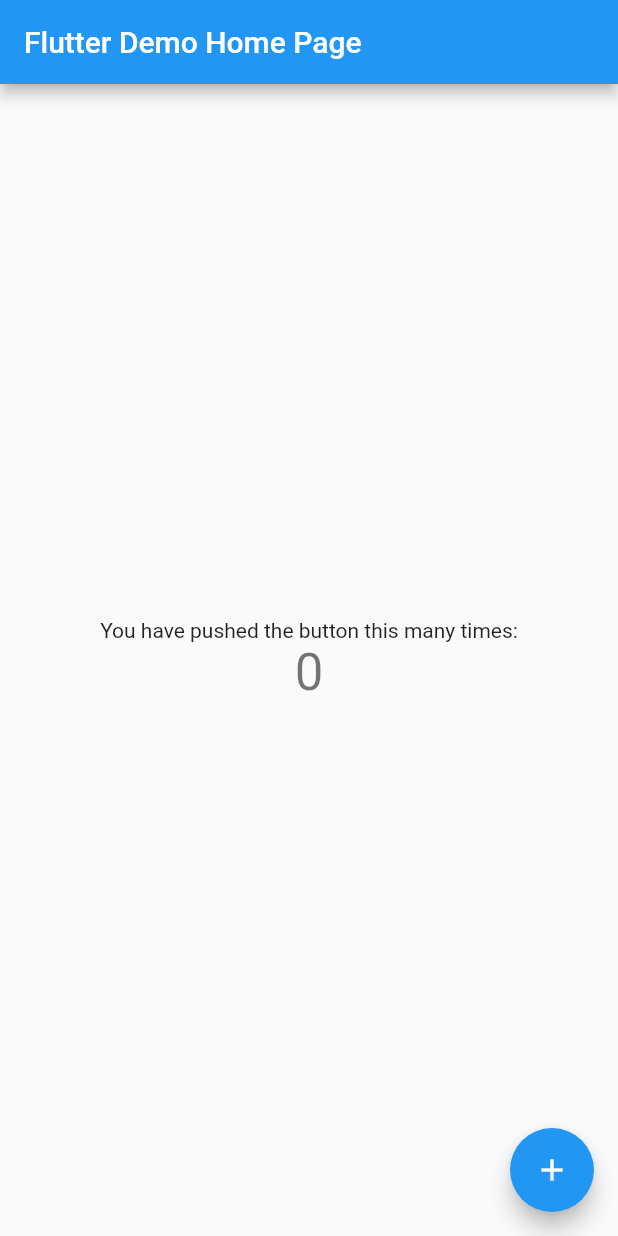
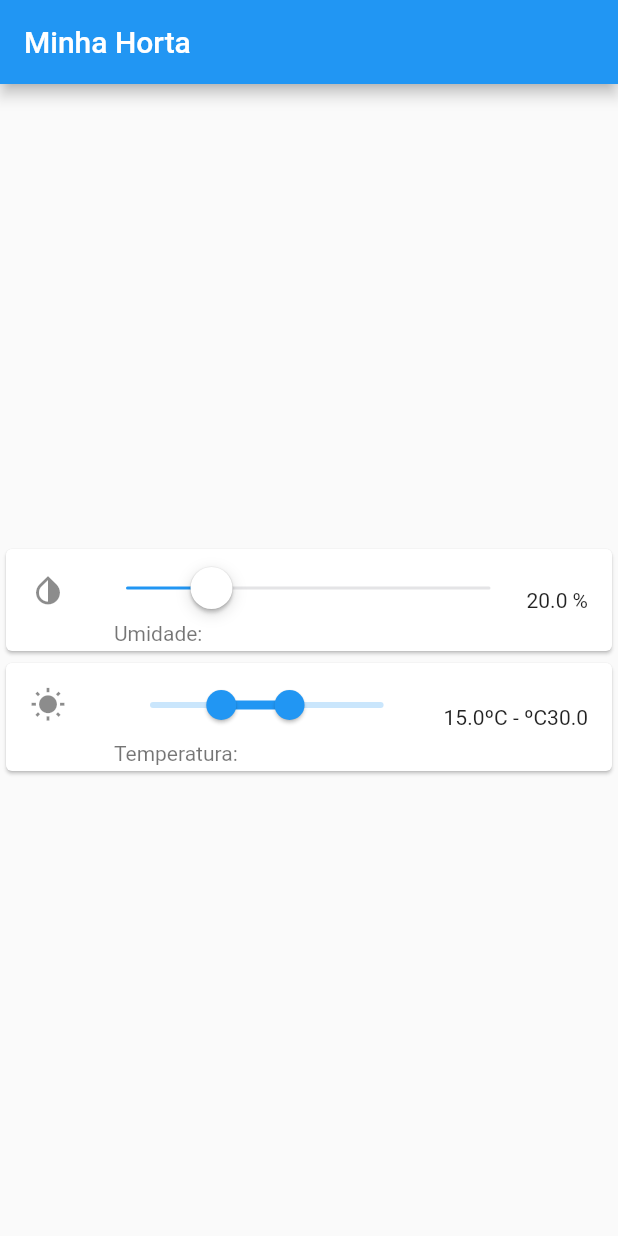
Before and after one commit to Brenolr/Minha_horta__PCS-3734, a Flutter app: the screen it shows after launch, on a phone screen of 412 x 824 dp. Run offline on Flutter 3.47's test engine with Material 2 defaults, Android fonts, the phone set to English and light mode, and no system bars.

Commit message:
Verção inicial do Arduino, Verção inicial e emulador do ESP8266

```diff
--- a/App/app_planta/lib/main.dart
+++ b/App/app_planta/lib/main.dart
@@ -1,3 +1,4 @@
+import 'package:flutter/cupertino.dart';
 import 'package:flutter/material.dart';
 
 void main() {
@@ -11,33 +12,15 @@
     return MaterialApp(
       title: 'Flutter Demo',
       theme: ThemeData(
-        // This is the theme of your application.
-        //
-        // Try running your application with "flutter run". You'll see the
-        // application has a blue toolbar. Then, without quitting the app, try
-        // changing the primarySwatch below to Colors.green and then invoke
-        // "hot reload" (press "r" in the console where you ran "flutter run",
-        // or simply save your changes to "hot reload" in a Flutter IDE).
-        // Notice that the counter didn't reset back to zero; the application
-        // is not restarted.
         primarySwatch: Colors.blue,
       ),
-      home: MyHomePage(title: 'Flutter Demo Home Page'),
+      home: MyHomePage(title: 'Minha Horta'),
     );
   }
 }
 
 class MyHomePage extends StatefulWidget {
   MyHomePage({Key key, this.title}) : super(key: key);
-
-  // This widget is the home page of your application. It is stateful, meaning
-  // that it has a State object (defined below) that contains fields that affect
-  // how it looks.
-
-  // This class is the configuration for the state. It holds the values (in this
-  // case the title) provided by the parent (in this case the App widget) and
-  // used by the build method of the State. Fields in a Widget subclass are
-  // always marked "final".
 
   final String title;
 
@@ -46,68 +29,67 @@
 }
 
 class _MyHomePageState extends State<MyHomePage> {
-  int _counter = 0;
-
-  void _incrementCounter() {
-    setState(() {
-      // This call to setState tells the Flutter framework that something has
-      // changed in this State, which causes it to rerun the build method below
-      // so that the display can reflect the updated values. If we changed
-      // _counter without calling setState(), then the build method would not be
-      // called again, and so nothing would appear to happen.
-      _counter++;
-    });
-  }
+  double _valorAtual = 20;
+  RangeValues _temperaturas = RangeValues(15, 30);
 
   @override
   Widget build(BuildContext context) {
-    // This method is rerun every time setState is called, for instance as done
-    // by the _incrementCounter method above.
-    //
-    // The Flutter framework has been optimized to make rerunning build methods
-    // fast, so that you can just rebuild anything that needs updating rather
-    // than having to individually change instances of widgets.
     return Scaffold(
       appBar: AppBar(
-        // Here we take the value from the MyHomePage object that was created by
-        // the App.build method, and use it to set our appbar title.
         title: Text(widget.title),
       ),
       body: Center(
-        // Center is a layout widget. It takes a single child and positions it
-        // in the middle of the parent.
         child: Column(
-          // Column is also a layout widget. It takes a list of children and
-          // arranges them vertically. By default, it sizes itself to fit its
-          // children horizontally, and tries to be as tall as its parent.
-          //
-          // Invoke "debug painting" (press "p" in the console, choose the
-          // "Toggle Debug Paint" action from the Flutter Inspector in Android
-          // Studio, or the "Toggle Debug Paint" command in Visual Studio Code)
-          // to see the wireframe for each widget.
-          //
-          // Column has various properties to control how it sizes itself and
-          // how it positions its children. Here we use mainAxisAlignment to
-          // center the children vertically; the main axis here is the vertical
-          // axis because Columns are vertical (the cross axis would be
-          // horizontal).
           mainAxisAlignment: MainAxisAlignment.center,
           children: <Widget>[
-            Text(
-              'You have pushed the button this many times:',
+            Card(
+              child: ListTile(
+                title: CupertinoSlider(
+                    value: _valorAtual,
+                    min: 0,
+                    max: 100,
+                    divisions: 1000,
+                    onChanged: (double value) {
+                      setState(() {
+                        _valorAtual = value;
+                      });
+                    }),
+                subtitle: Text(
+                  'Umidade:',
+                ),
+                leading: Icon(Icons.invert_colors),
+                trailing: Text(
+                  _valorAtual.toStringAsPrecision(3) + " %",
+                ),
+              ),
             ),
-            Text(
-              '$_counter',
-              style: Theme.of(context).textTheme.headline4,
+            Card(
+              child: ListTile(
+                title: RangeSlider(
+                  min: 0,
+                  max: 50,
+                  divisions: 100,
+                  onChanged: (RangeValues values) {
+                    setState(() {
+                      _temperaturas = values;
+                    });
+                  },
+                  values: _temperaturas,
+                ),
+                subtitle: Text(
+                  'Temperatura:',
+                ),
+                leading: Icon(Icons.wb_sunny),
+                trailing: Text(
+                  _temperaturas.start.toStringAsPrecision(3) +
+                      "ºC - ºC" +
+                      _temperaturas.end.toStringAsPrecision(3),
+                ),
+              ),
             ),
           ],
         ),
       ),
-      floatingActionButton: FloatingActionButton(
-        onPressed: _incrementCounter,
-        tooltip: 'Increment',
-        child: Icon(Icons.add),
-      ), // This trailing comma makes auto-formatting nicer for build methods.
     );
   }
 }
```
Also changed, not shown: 4 other files.
